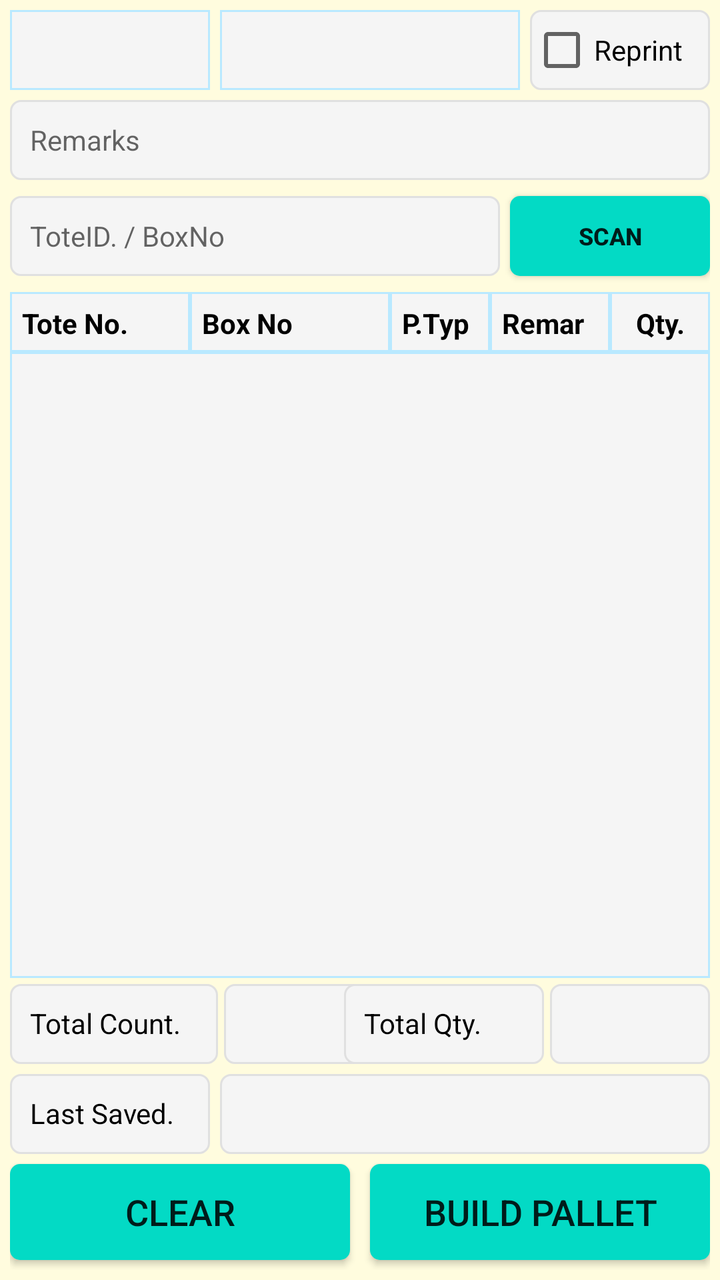
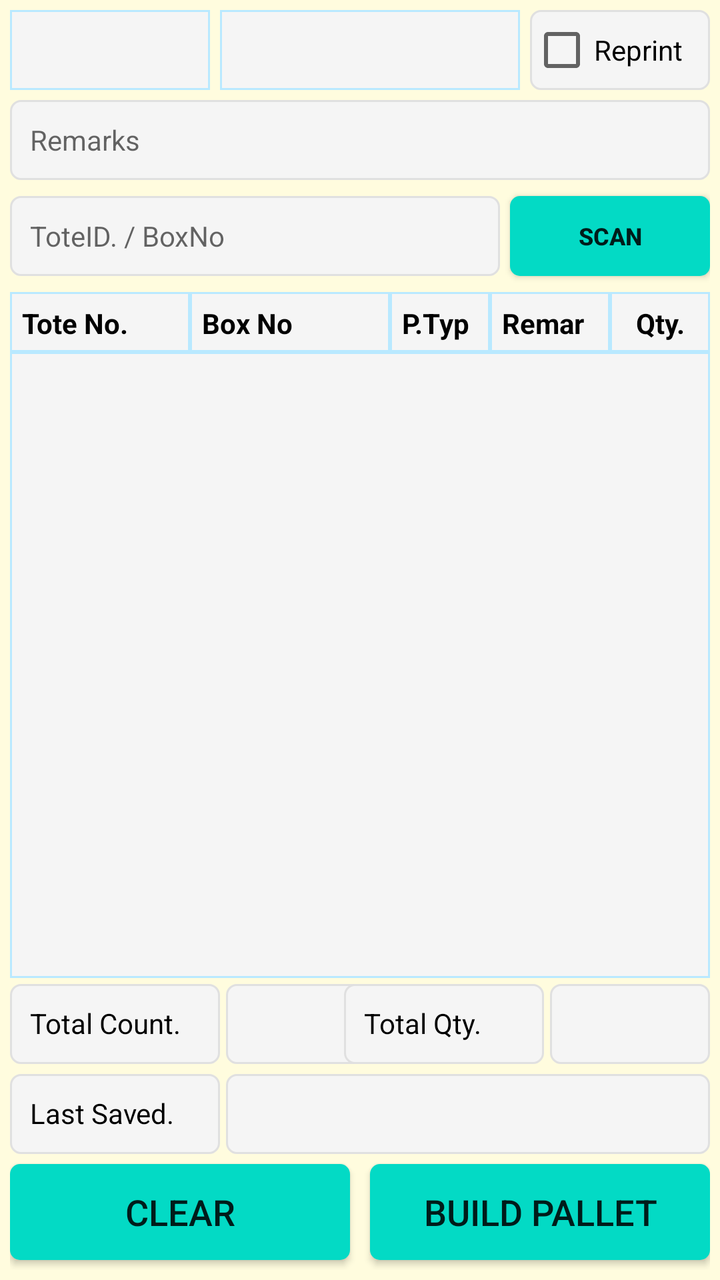

The first picture is an Android layout as it rendered before a commit; the second is the same layout after the commit. The layout source and the unified diff follow.
<!-- AndroidManifest.xml: application theme AppTheme -->
<!-- res/layout/fragment_pallet_building.xml -->
<?xml version="1.0" encoding="utf-8"?>
<FrameLayout xmlns:android="http://schemas.android.com/apk/res/android"
    xmlns:app="http://schemas.android.com/apk/res-auto"
    xmlns:tools="http://schemas.android.com/tools"
    android:layout_width="match_parent"
    android:layout_height="match_parent"
    android:background="@color/backColor"
    tools:context=".ui.palletbuilding.PalletBuildingFragment">

    
    <androidx.constraintlayout.widget.ConstraintLayout
        android:layout_width="match_parent"
        android:layout_height="match_parent"
        android:padding="5dp">

        <Spinner
            android:id="@+id/sp_pallet_building_category"
            android:layout_width="100dp"
            android:layout_height="40dp"
            android:background="@drawable/et_custom_total"
            android:gravity="center"
            android:hint=""
            android:padding="8dp"
            android:textSize="14sp"
            app:layout_constraintStart_toStartOf="parent"
            app:layout_constraintTop_toTopOf="parent" />

        <Spinner
            android:id="@+id/sp_pallet_building_printer"
            android:layout_width="0dp"
            android:layout_height="40dp"
            android:layout_marginLeft="5dp"
            android:layout_marginRight="5dp"
            android:background="@drawable/et_custom_total"
            android:gravity="center"
            android:hint=""
            android:padding="8dp"
            android:textSize="14sp"
            app:layout_constraintEnd_toStartOf="@+id/ch_pallet_building_printer"
            app:layout_constraintStart_toEndOf="@+id/sp_pallet_building_category"
            app:layout_constraintTop_toTopOf="@+id/sp_pallet_building_category" />

        <CheckBox
            android:id="@+id/ch_pallet_building_printer"
            android:layout_width="90dp"
            android:layout_height="40dp"
            android:background="@drawable/et_custom"
            android:text="Reprint"
            app:layout_constraintEnd_toEndOf="parent"
            app:layout_constraintTop_toTopOf="@+id/sp_pallet_building_category" />

        <EditText
            android:id="@+id/et_pallet_building_box_toteid"
            android:layout_width="0dp"
            android:layout_height="40dp"
            android:layout_marginTop="8dp"
            android:layout_marginEnd="5dp"
            android:background="@drawable/et_custom"
            android:hint="ToteID. / BoxNo"
            android:padding="10dp"
            android:textColor="@color/coloBlack"
            android:textSize="14dp"
            app:layout_constraintEnd_toStartOf="@+id/bt_pallet_building_scan"
            app:layout_constraintStart_toStartOf="parent"
            app:layout_constraintTop_toBottomOf="@+id/et_pallet_building_remarks"
            tools:ignore="SpeakableTextPresentCheck,TouchTargetSizeCheck" />

        <EditText
            android:id="@+id/et_pallet_building_remarks"
            android:layout_width="0dp"
            android:layout_height="40dp"
            android:layout_marginTop="5dp"
            android:background="@drawable/et_custom"
            android:hint="Remarks"
            android:inputType="text"
            android:padding="10dp"
            android:textColor="@color/coloBlack"
            android:textSize="14dp"
            app:layout_constraintEnd_toEndOf="parent"
            app:layout_constraintStart_toStartOf="parent"
            app:layout_constraintTop_toBottomOf="@+id/sp_pallet_building_category"
            tools:ignore="SpeakableTextPresentCheck,TouchTargetSizeCheck" />

        <TextView
            android:id="@+id/tv_pallet_building_tot_qty"
            android:layout_width="80dp"
            android:layout_height="40dp"
            android:background="@drawable/et_custom"
            android:gravity="center"
            android:padding="10dp"
            android:textColor="@color/coloBlack"
            android:textSize="14dp"
            app:layout_constraintEnd_toEndOf="parent"
            app:layout_constraintTop_toTopOf="@+id/TextView14"
            tools:ignore="SpeakableTextPresentCheck,TouchTargetSizeCheck" />

        <TextView
            android:id="@+id/tv_pallet_building_tot_count"
            android:layout_width="80dp"
            android:layout_height="40dp"
            android:layout_marginLeft="3dp"
            android:background="@drawable/et_custom"
            android:gravity="center"
            android:padding="10dp"
            android:textColor="@color/coloBlack"
            android:textSize="14dp"
            app:layout_constraintStart_toEndOf="@+id/TextView14"
            app:layout_constraintTop_toTopOf="@+id/TextView14"
            tools:ignore="SpeakableTextPresentCheck,TouchTargetSizeCheck" />

        <Button
            android:id="@+id/bt_pallet_building_scan"
            android:layout_width="100dp"
            android:layout_height="40dp"
            android:background="@drawable/btn_custom1"
            android:text="SCAN"
            android:textAllCaps="false"
            android:textSize="12sp"
            android:textStyle="bold"
            app:layout_constraintEnd_toEndOf="parent"
            app:layout_constraintTop_toTopOf="@+id/et_pallet_building_box_toteid"
            tools:ignore="TouchTargetSizeCheck" />

        <TextView
            android:id="@+id/TextView9"
            android:layout_width="100dp"
            android:layout_height="40dp"
            android:layout_marginBottom="5dp"
            android:background="@drawable/et_custom"
            android:gravity="left"
            android:hint=""
            android:padding="10dp"
            android:text="Last Saved."
            android:textColor="@color/coloBlack"
            android:textSize="14dp"
            app:layout_constraintBottom_toTopOf="@+id/bt_pallet_building_clear"
            app:layout_constraintStart_toStartOf="parent" />

        <TextView
            android:id="@+id/tv_pallet_building_lastsave"
            android:layout_width="0dp"
            android:layout_height="40dp"
            android:layout_marginLeft="5dp"
            android:background="@drawable/et_custom"
            android:gravity="left"
            android:hint=""
            android:padding="10dp"
            android:textColor="@color/coloBlack"
            android:textSize="14dp"
            app:layout_constraintEnd_toEndOf="parent"
            app:layout_constraintStart_toEndOf="@+id/TextView9"
            app:layout_constraintTop_toTopOf="@+id/TextView9" />

        <TextView
            android:id="@+id/TextView14"
            android:layout_width="104dp"
            android:layout_height="40dp"
            android:layout_marginBottom="5dp"
            android:background="@drawable/et_custom"
            android:gravity="left"
            android:hint=""
            android:padding="10dp"
            android:text="Total Count."
            android:textColor="@color/coloBlack"
            android:textSize="14dp"
            app:layout_constraintBottom_toTopOf="@+id/TextView9"
            app:layout_constraintStart_toStartOf="parent" />

        <TextView
            android:id="@+id/TextView15"
            android:layout_width="100dp"
            android:layout_height="40dp"
            android:layout_marginRight="3dp"
            android:background="@drawable/et_custom"
            android:gravity="left"
            android:hint=""
            android:padding="10dp"
            android:text="Total Qty."
            android:textColor="@color/coloBlack"
            android:textSize="14dp"
            app:layout_constraintEnd_toStartOf="@+id/tv_pallet_building_tot_qty"
            app:layout_constraintTop_toTopOf="@+id/TextView14" />

        <Button
            android:id="@+id/bt_pallet_building_clear"
            android:layout_width="0dp"
            android:layout_height="wrap_content"
            android:layout_marginBottom="5dp"
            android:background="@drawable/btn_custom1"
            android:text="CLEAR"
            android:textAllCaps="false"
            android:textSize="18sp"
            app:layout_constraintBottom_toBottomOf="parent"
            app:layout_constraintEnd_toStartOf="@+id/textView2"
            app:layout_constraintStart_toStartOf="parent" />

        <Button
            android:id="@+id/bt_pallet_building_save"
            android:layout_width="0dp"
            android:layout_height="wrap_content"
            android:background="@drawable/btn_custom1"
            android:text="BUILD PALLET"
            android:textAllCaps="false"
            android:textSize="18sp"
            app:layout_constraintEnd_toEndOf="parent"
            app:layout_constraintStart_toEndOf="@+id/textView2"
            app:layout_constraintTop_toTopOf="@+id/bt_pallet_building_clear" />

        <TextView
            android:id="@+id/textView2"
            android:layout_width="wrap_content"
            android:layout_height="wrap_content"
            android:layout_marginStart="16dp"
            android:layout_marginLeft="16dp"
            android:layout_marginEnd="16dp"
            android:layout_marginRight="16dp"
            android:text="   "
            android:textColor="@color/colorAccent"
            app:layout_constraintBottom_toBottomOf="parent"
            app:layout_constraintEnd_toEndOf="parent"
            app:layout_constraintStart_toStartOf="parent"
            tools:ignore="SpeakableTextPresentCheck" />

        <TextView
            android:id="@+id/TextView5"
            android:layout_width="90dp"
            android:layout_height="30dp"
            android:layout_marginTop="8dp"
            android:background="@drawable/et_custom_total"
            android:gravity="left"
            android:hint=""
            android:padding="6dp"
            android:text="Tote No."
            android:textColor="@color/coloBlack"
            android:textSize="14dp"
            android:textStyle="bold"
            app:layout_constraintStart_toStartOf="parent"
            app:layout_constraintTop_toBottomOf="@+id/et_pallet_building_box_toteid" />

        <TextView
            android:id="@+id/TextView8"
            android:layout_width="50dp"
            android:layout_height="30dp"
            android:background="@drawable/et_custom_total"
            android:gravity="left"
            android:hint=""
            android:padding="6dp"
            android:text="P.Type"
            android:textColor="@color/coloBlack"
            android:textSize="14dp"
            android:textStyle="bold"
            app:layout_constraintStart_toEndOf="@+id/TextView13"
            app:layout_constraintTop_toTopOf="@+id/TextView5" />

        <TextView
            android:id="@+id/TextView13"
            android:layout_width="100dp"
            android:layout_height="30dp"
            android:background="@drawable/et_custom_total"
            android:gravity="left"
            android:hint=""
            android:padding="6dp"
            android:text="Box No"
            android:textColor="@color/coloBlack"
            android:textSize="14dp"
            android:textStyle="bold"
            app:layout_constraintStart_toEndOf="@+id/TextView5"
            app:layout_constraintTop_toTopOf="@+id/TextView5" />

        <TextView
            android:id="@+id/TextView6"
            android:layout_width="0dp"
            android:layout_height="30dp"
            android:background="@drawable/et_custom_total"
            android:gravity="left"
            android:hint=""
            android:padding="6dp"
            android:text="Remarks"
            android:textColor="@color/coloBlack"
            android:textSize="14dp"
            android:textStyle="bold"
            app:layout_constraintEnd_toStartOf="@+id/TextView7"
            app:layout_constraintStart_toEndOf="@+id/TextView8"
            app:layout_constraintTop_toTopOf="@+id/TextView5" />

        <TextView
            android:id="@+id/TextView7"
            android:layout_width="50dp"
            android:layout_height="30dp"
            android:background="@drawable/et_custom_total"
            android:gravity="center"
            android:hint=""
            android:padding="6dp"
            android:text="Qty."
            android:textColor="@color/coloBlack"
            android:textSize="14dp"
            android:textStyle="bold"
            app:layout_constraintEnd_toEndOf="parent"
            app:layout_constraintTop_toTopOf="@+id/TextView5" />

        <ListView
            android:id="@+id/lv_pallet_building_details"
            android:layout_width="0dp"
            android:layout_height="0dp"
            android:layout_marginBottom="3dp"
            android:background="@drawable/et_custom_total"
            app:layout_constraintBottom_toTopOf="@+id/TextView14"
            app:layout_constraintEnd_toEndOf="parent"
            app:layout_constraintHorizontal_bias="1.0"
            app:layout_constraintStart_toStartOf="parent"
            app:layout_constraintTop_toBottomOf="@+id/TextView5" />

    </androidx.constraintlayout.widget.ConstraintLayout>

</FrameLayout>
<!-- resources referenced by this layout -->
<resources>
  <color name="backColor">#FFFCDE</color>
  <color name="coloBlack">#000000</color>
  <color name="colorAccent">#000000</color>
  <!-- drawable btn_custom1 (drawable) -->
  <?xml version="1.0" encoding="utf-8"?>
  <shape xmlns:android="http://schemas.android.com/apk/res/android"
      android:padding="10dp"
      android:shape="rectangle" >
  
      <solid android:color="@color/colorBtn" />
  
      <corners
          android:bottomLeftRadius="5dp"
          android:bottomRightRadius="5dp"
          android:topLeftRadius="5dp"
          android:topRightRadius="5dp" />
  
  </shape>
  <!-- drawable et_custom (drawable) -->
  <?xml version="1.0" encoding="utf-8"?>
  <shape xmlns:android="http://schemas.android.com/apk/res/android"
      android:padding="10dp"
      android:shape="rectangle" >
  
      <solid android:color="#f5f5f5" />
  
      <stroke
          android:width="1dp"
          android:color="#e0e0e0" />
  
      <corners
          android:bottomLeftRadius="5dp"
          android:bottomRightRadius="5dp"
          android:topLeftRadius="5dp"
          android:topRightRadius="5dp" />
  
  </shape>
  <!-- drawable et_custom_total (drawable) -->
  <?xml version="1.0" encoding="utf-8"?>
  <shape xmlns:android="http://schemas.android.com/apk/res/android"
      android:padding="10dp"
      android:shape="rectangle" >
  
      <solid android:color="#f5f5f5" />
  
      <stroke
          android:width="1dp"
          android:color="#B9E9FF" />
  
      <corners
          android:bottomLeftRadius="0dp"
          android:bottomRightRadius="0dp"
          android:topLeftRadius="0dp"
          android:topRightRadius="0dp" />
  
  </shape>
  <style name="AppTheme" parent="Theme.AppCompat.Light.NoActionBar">
          
          <item name="colorPrimary">@color/colorPrimary</item>
          <item name="colorPrimaryDark">@color/colorPrimaryDark</item>
          <item name="colorAccent">@color/colorAccent</item>
      </style>
  <color name="colorBtn">#03DAC5</color>
  <color name="colorPrimary">#ffb200</color>
  <color name="colorPrimaryDark">#ffb200</color>
</resources>

<!-- the commit's change to res/layout/fragment_pallet_building.xml (unified diff, before → after) -->
@@ -123,7 +123,7 @@
 
         <TextView
             android:id="@+id/TextView9"
-            android:layout_width="100dp"
+            android:layout_width="105dp"
             android:layout_height="40dp"
             android:layout_marginBottom="5dp"
             android:background="@drawable/et_custom"
@@ -140,7 +140,7 @@
             android:id="@+id/tv_pallet_building_lastsave"
             android:layout_width="0dp"
             android:layout_height="40dp"
-            android:layout_marginLeft="5dp"
+            android:layout_marginLeft="3dp"
             android:background="@drawable/et_custom"
             android:gravity="left"
             android:hint=""
@@ -153,7 +153,7 @@
 
         <TextView
             android:id="@+id/TextView14"
-            android:layout_width="104dp"
+            android:layout_width="105dp"
             android:layout_height="40dp"
             android:layout_marginBottom="5dp"
             android:background="@drawable/et_custom"
